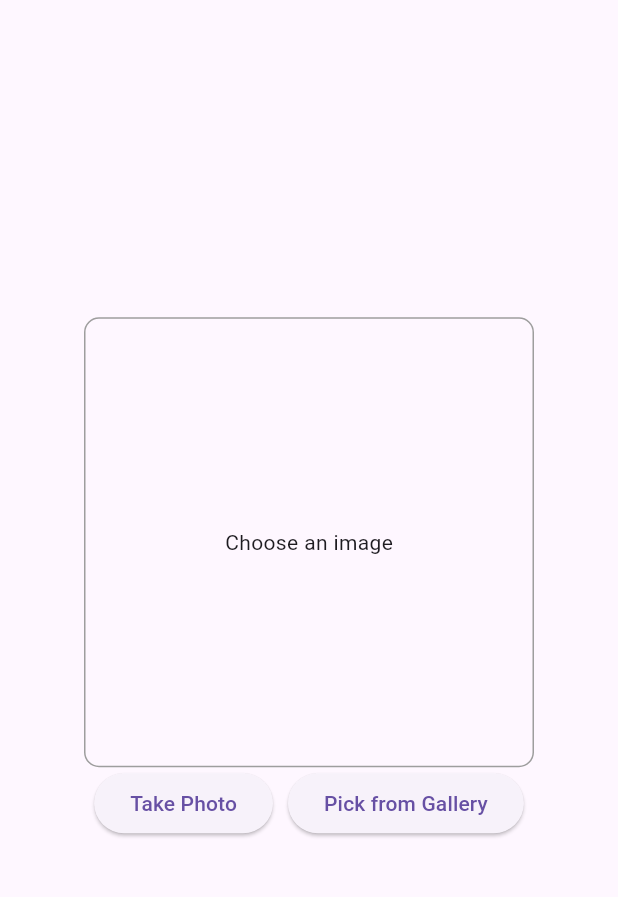
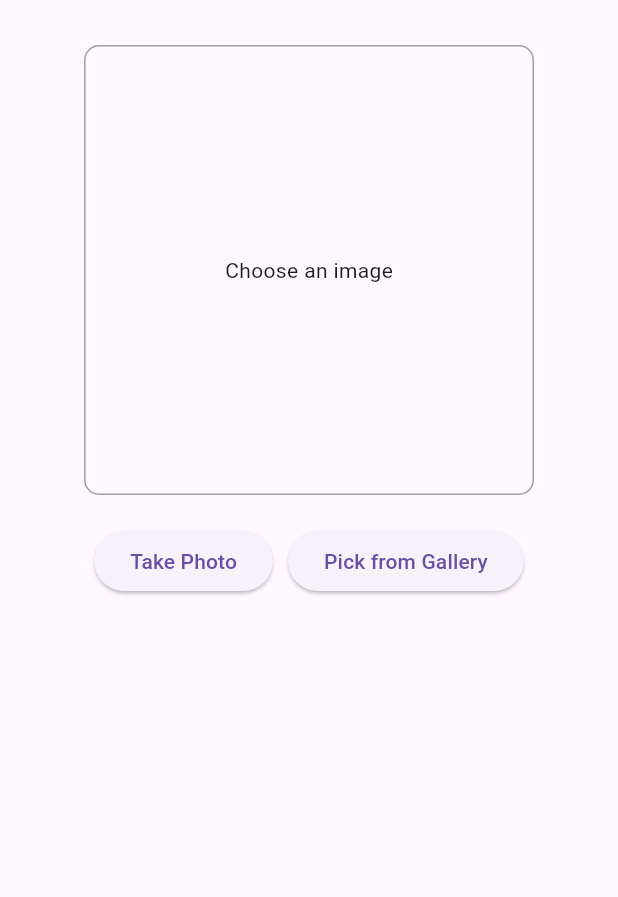
Before and after one commit to totenkopf7/medsnap, a Flutter app: the screen it shows after launch, after a tap on "Take Photo", on a phone screen of 412 x 824 dp, the part 63-960 px from its top. Run offline on Flutter 3.47's test engine with Material 3 defaults, Android fonts, the phone set to English and light mode, and no system bars; our stand-ins replace image_picker.

Commit message:
initial commit

```diff
--- a/lib/home_page.dart
+++ b/lib/home_page.dart
@@ -1,5 +1,5 @@
 import 'dart:io';
-
+import 'package:flutter/foundation.dart' show kIsWeb;
 import 'package:flutter/material.dart';
 import 'package:image_picker/image_picker.dart';
 import 'claude_service.dart';
@@ -12,29 +12,40 @@ class HomePage extends StatefulWidget {
 }
 
 class _HomePageState extends State<HomePage> {
-  File? _image;
-  String? _description; // Fixed typo
+  dynamic _image; // Changed from File? to dynamic to handle both web and mobile
+  String? _description;
   bool _isLoading = false;
   final _picker = ImagePicker();
 
   Future<void> _pickImage(ImageSource source) async {
     try {
+      print('Starting image pick from ${source.name}');
       final pickedFile = await _picker.pickImage(
         source: source,
         maxHeight: 1080,
         maxWidth: 1920,
         imageQuality: 85,
+        preferredCameraDevice: CameraDevice.rear,
       );
       if (pickedFile != null) {
+        print('Image picked successfully: ${pickedFile.path}');
         setState(() {
-          _image = File(pickedFile.path);
+          _image = kIsWeb ? pickedFile : File(pickedFile.path);
           _isLoading = true;
         });
+        await _analyzeImage();
       } else {
         print('No image selected.');
       }
     } catch (e) {
       print('Error picking image: $e');
+      setState(() {
+        _isLoading = false;
+      });
+      // Show error to user
+      ScaffoldMessenger.of(context).showSnackBar(
+        SnackBar(content: Text('Error picking image: $e')),
+      );
     }
   }
 
@@ -44,17 +55,22 @@ class _HomePageState extends State<HomePage> {
       _isLoading = true;
     });
     try {
-      final description = await ClaudeService().analyzeImage(_image!);
+      print('Starting image analysis');
+      final description = await ClaudeService().analyzeImage(_image);
+      print('Analysis completed successfully');
       setState(() {
-        _description = description; // Fixed typo
+        _description = description;
         _isLoading = false;
       });
     } catch (e) {
       print('Error analyzing image: $e');
-    } finally {
       setState(() {
         _isLoading = false;
       });
+      // Show error to user
+      ScaffoldMessenger.of(context).showSnackBar(
+        SnackBar(content: Text('Error analyzing image: $e')),
+      );
     }
   }
 
@@ -65,7 +81,10 @@ class _HomePageState extends State<HomePage> {
         title: const Text('Medical Snap'),
         centerTitle: true,
       ),
-      body: Column(
+      body: SingleChildScrollView(
+        child: Padding(
+          padding: const EdgeInsets.all(16.0),
+          child: Column(
             mainAxisAlignment: MainAxisAlignment.center,
             children: [
               Container(
@@ -76,10 +95,12 @@ class _HomePageState extends State<HomePage> {
                   borderRadius: BorderRadius.circular(10),
                 ),
                 child: _image != null
-                ? Image.file(_image!)
+                    ? kIsWeb
+                        ? Image.network(_image.path)
+                        : Image.file(_image)
                     : const Center(child: Text('Choose an image')),
               ),
-          // Buttons to pick image from gallery or camera
+              const SizedBox(height: 20),
               Row(
                 mainAxisAlignment: MainAxisAlignment.center,
                 children: [
@@ -94,15 +115,30 @@ class _HomePageState extends State<HomePage> {
                   ),
                 ],
               ),
-
               const SizedBox(height: 25),
-
-          // Analyze & description of the image
               if (_isLoading)
-            const CircularProgressIndicator()
+                Column(
+                  children: [
+                    const CircularProgressIndicator(),
+                    const SizedBox(height: 10),
+                    const Text('Analyzing image...'),
+                  ],
+                )
               else if (_description != null)
-            Text(_description!), // Fixed typo
+                Container(
+                  padding: const EdgeInsets.all(16.0),
+                  decoration: BoxDecoration(
+                    color: Colors.grey[100],
+                    borderRadius: BorderRadius.circular(10),
+                  ),
+                  child: Text(
+                    _description!,
+                    style: const TextStyle(fontSize: 16),
+                  ),
+                ),
             ],
+          ),
+        ),
       ),
     );
   }
--- a/pubspec.yaml
+++ b/pubspec.yaml
@@ -1,5 +1,5 @@
 name: med_snap
-description: A medical application for quick snapshots and analysis.
+description: "A new Flutter project."
 # The following line prevents the package from being accidentally published to
 # pub.dev using `flutter pub publish`. This is preferred for private packages.
 publish_to: 'none' # Remove this line if you wish to publish to pub.dev
@@ -19,7 +19,7 @@ publish_to: 'none' # Remove this line if you wish to publish to pub.dev
 version: 1.0.0+1
 
 environment:
-  sdk: '>=3.0.0 <4.0.0'
+  sdk: '>=3.1.0 <4.0.0'
 
 # Dependencies specify other packages that your package needs in order to work.
 # To automatically upgrade your package dependencies to the latest versions
@@ -31,8 +31,8 @@ dependencies:
   flutter:
     sdk: flutter
   cupertino_icons: ^1.0.2
+  image_picker: ^1.0.7
   http: ^1.1.0
-  image_picker: ^1.0.7
 
 
   # The following adds the Cupertino Icons font to your application.
```
Also changed, not shown: lib/assets/fonts/NotoSans.ttf (added), 3 other files. Lines whose indentation alone changed are shown as unchanged.
